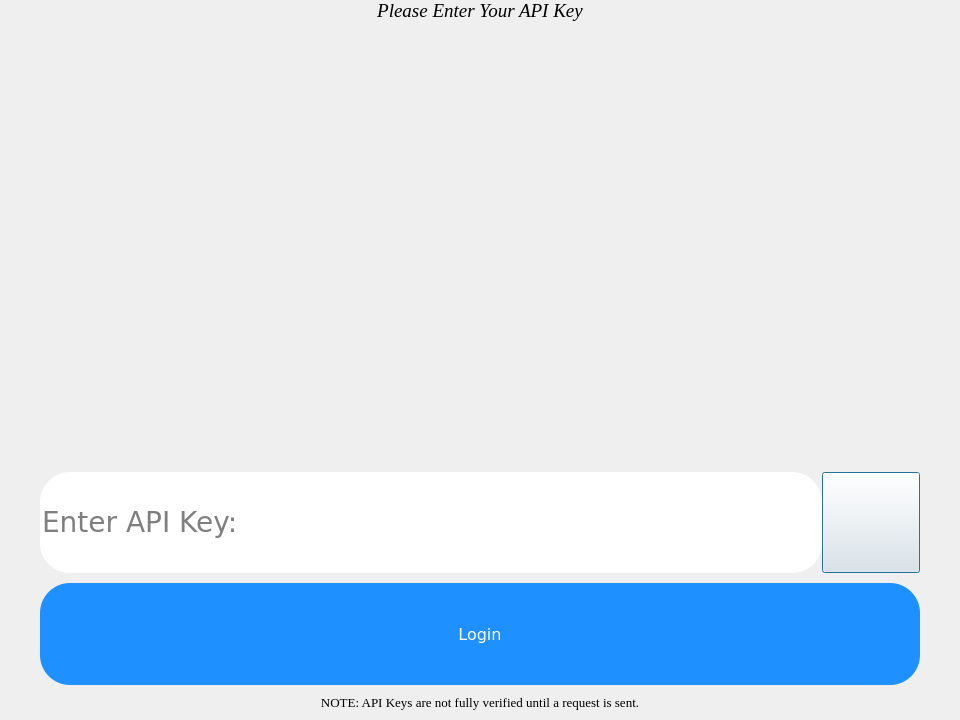
Old version of the form MarketGame/getuserapikey.ui in the repository plagentile/Market_Game.
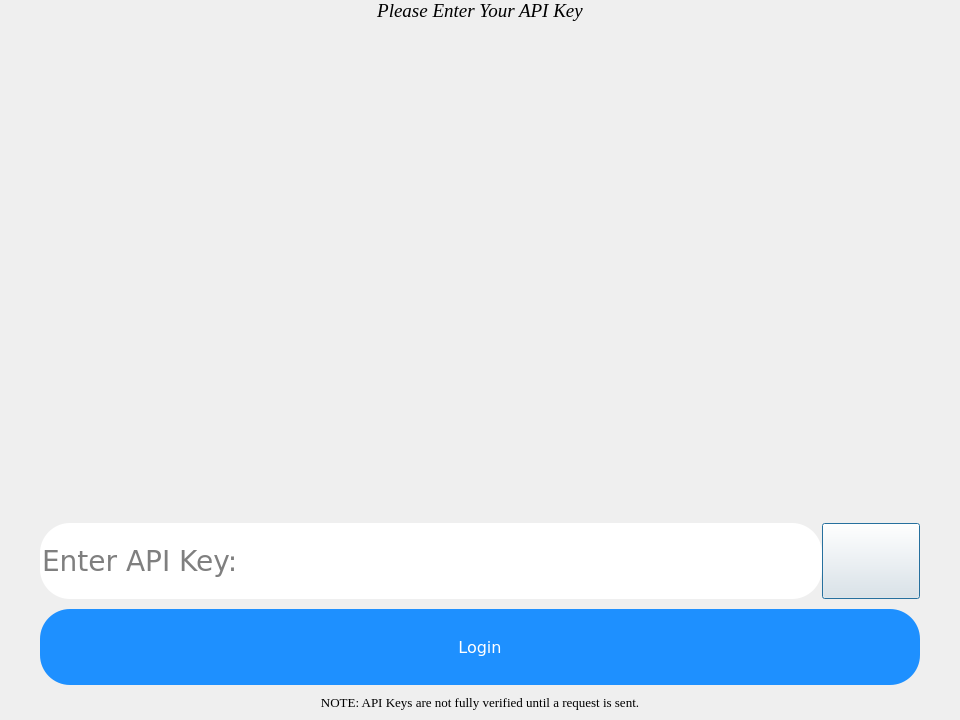
New version of the form. Icons and pictures are not drawn.

Commit message: fixed sign in with API ui

```diff
--- a/MarketGame/getuserapikey.ui
+++ b/MarketGame/getuserapikey.ui
@@ -157,6 +157,19 @@
        </property>
       </spacer>
      </item>
+     <item>
+      <spacer name="verticalSpacer">
+       <property name="orientation">
+        <enum>Qt::Vertical</enum>
+       </property>
+       <property name="sizeHint" stdset="0">
+        <size>
+         <width>20</width>
+         <height>40</height>
+        </size>
+       </property>
+      </spacer>
+     </item>
      <item>
       <layout class="QHBoxLayout" name="inputHorizontalLayout">
        <property name="spacing">
```
The commit also changes 1 other file.
